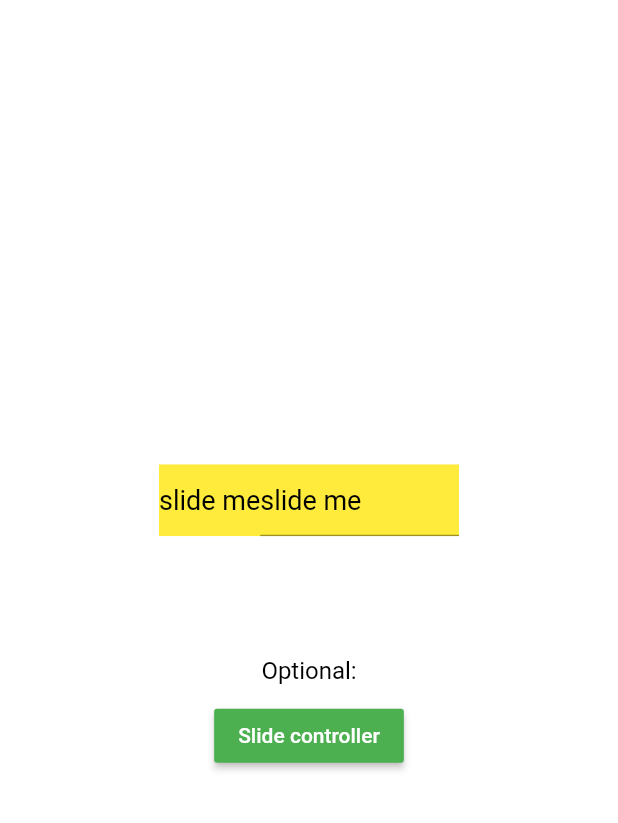
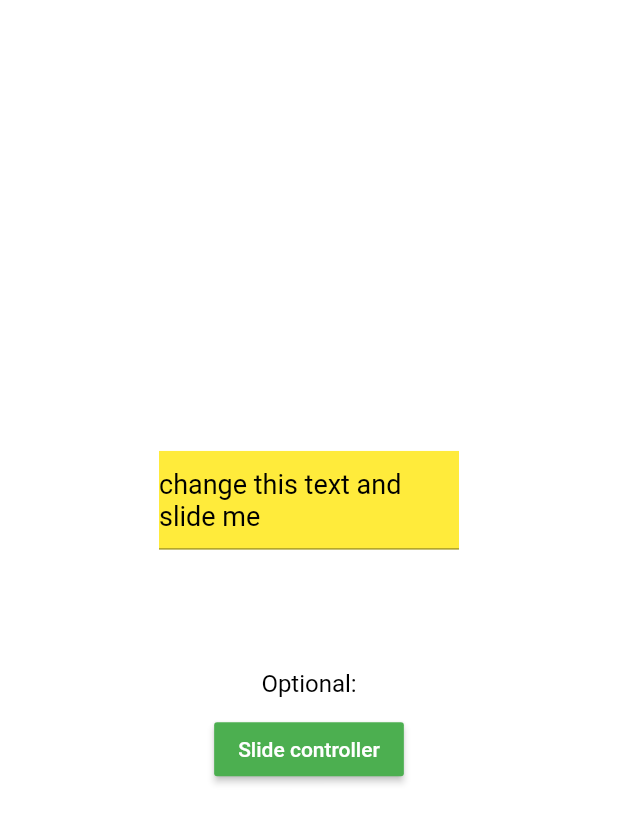
Before and after one commit to MXilian/simple_slidable_flutter, a Flutter app: the screen it shows after launch, on a phone screen of 412 x 824 dp. Shown: the top 823 px of the screen. Run offline on Flutter 3.47's test engine with Material 2 defaults, Android fonts, the phone set to English and light mode, and no system bars; statements that could not run were skipped.

Commit message:
clean code

```diff
--- a/lib/main.dart
+++ b/lib/main.dart
@@ -8,7 +8,7 @@ void main() {
 
 class SimpleSladableExample extends StatelessWidget {
   final SlideController slideController = SlideController();
-  var _contr = TextEditingController(text: 'slide me');
+  final _contr = TextEditingController(text: 'change this text and slide me');
 
   @override
   Widget build(BuildContext context) {
@@ -39,16 +39,7 @@ class SimpleSladableExample extends StatelessWidget {
                         alignment: Alignment.center,
                         width: 200,
                         color: Colors.yellow,
-                        child: Row(mainAxisSize: MainAxisSize.max, children: [
-                          Text(
-                            'slide me',
-                            style: TextStyle(
-                                color: Colors.black,
-                                fontSize: 18,
-                                decoration: TextDecoration.none),
-                          ),
-                          Expanded(
-                              child: TextFormField(
+                        child: TextFormField(
                             controller: _contr,
                             onChanged: (_) {
                               print('onChanged');
@@ -60,8 +51,7 @@ class SimpleSladableExample extends StatelessWidget {
                                 color: Colors.black,
                                 fontSize: 18,
                                 decoration: TextDecoration.none),
-                          )),
-                        ]),
+                          ),
                       ),
                       isLeftEqualsRight: true,
                       slideMenuL: Container(
```
